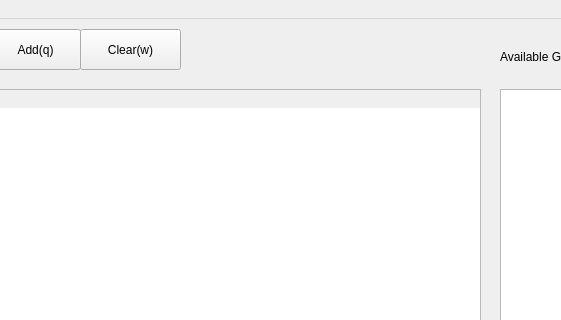
Above: _taskManager/mainwindow.ui from ZeliangSu/SegmentPy before the change; both pictures show x 300 to 861 and y 0 to 320 of the 942 by 701 pixel window. Below: the same form after it.
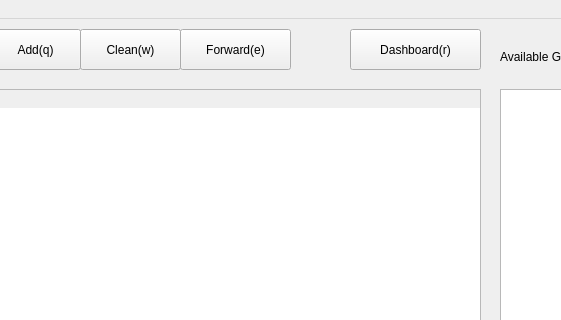
That is the form after the change. Icons and pictures are not drawn.

Diff of the .ui file:
```diff
--- a/_taskManager/mainwindow.ui
+++ b/_taskManager/mainwindow.ui
@@ -75,7 +75,7 @@
      </rect>
     </property>
     <property name="text">
-     <string>Clear(w)</string>
+     <string>Clean(w)</string>
     </property>
     <property name="icon">
      <iconset>
@@ -276,6 +276,49 @@
     <property name="icon">
      <iconset>
       <normaloff>exchange.png</normaloff>exchange.png</iconset>
+    </property>
+    <property name="shortcut">
+     <string>S</string>
+    </property>
+   </widget>
+   <widget class="QPushButton" name="pushButton_6">
+    <property name="geometry">
+     <rect>
+      <x>480</x>
+      <y>10</y>
+      <width>111</width>
+      <height>41</height>
+     </rect>
+    </property>
+    <property name="text">
+     <string>Forward(e)</string>
+    </property>
+    <property name="icon">
+     <iconset>
+      <normaloff>001-reply.png</normaloff>001-reply.png</iconset>
+    </property>
+    <property name="shortcut">
+     <string>E</string>
+    </property>
+   </widget>
+   <widget class="QPushButton" name="pushButton_7">
+    <property name="geometry">
+     <rect>
+      <x>650</x>
+      <y>10</y>
+      <width>131</width>
+      <height>41</height>
+     </rect>
+    </property>
+    <property name="text">
+     <string>Dashboard(r)</string>
+    </property>
+    <property name="icon">
+     <iconset>
+      <normaloff>002-speedometer.png</normaloff>002-speedometer.png</iconset>
+    </property>
+    <property name="shortcut">
+     <string>R</string>
     </property>
    </widget>
   </widget>
```
Left out of the diff: 12 changed lines with no effect on the pictures.
